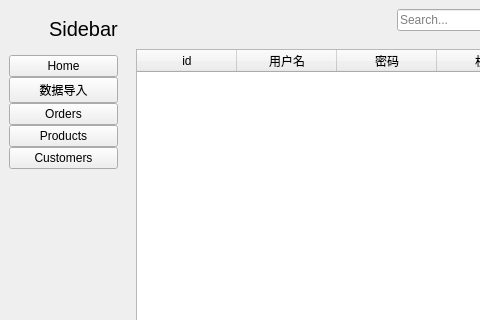
Qt form 物流/ui/sidebar.ui (cnfengwei/wuliu) before a commit; both pictures show x 0 to 480 and y 0 to 320 of the 987 by 700 pixel window.
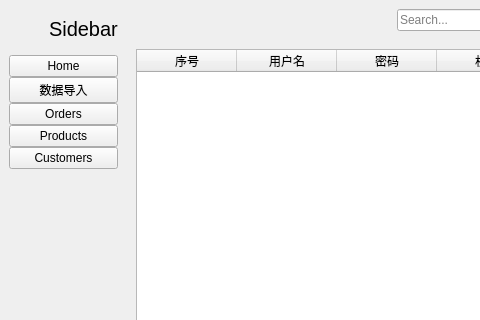
The same form after that commit. The open tabs and pages were chosen to show the change. Icons and pictures are not drawn.

```diff
--- a/物流/ui/sidebar.ui
+++ b/物流/ui/sidebar.ui
@@ -590,9 +590,18 @@
              <property name="editTriggers">
               <set>QAbstractItemView::AnyKeyPressed|QAbstractItemView::DoubleClicked|QAbstractItemView::EditKeyPressed|QAbstractItemView::SelectedClicked</set>
              </property>
+             <property name="alternatingRowColors">
+              <bool>true</bool>
+             </property>
+             <property name="selectionBehavior">
+              <enum>QAbstractItemView::SelectRows</enum>
+             </property>
+             <attribute name="verticalHeaderVisible">
+              <bool>false</bool>
+             </attribute>
              <column>
               <property name="text">
-               <string notr="true">id</string>
+               <string notr="true">序号</string>
               </property>
              </column>
              <column>
```
Left out of the diff: 80 changed lines with no effect on the pictures.
